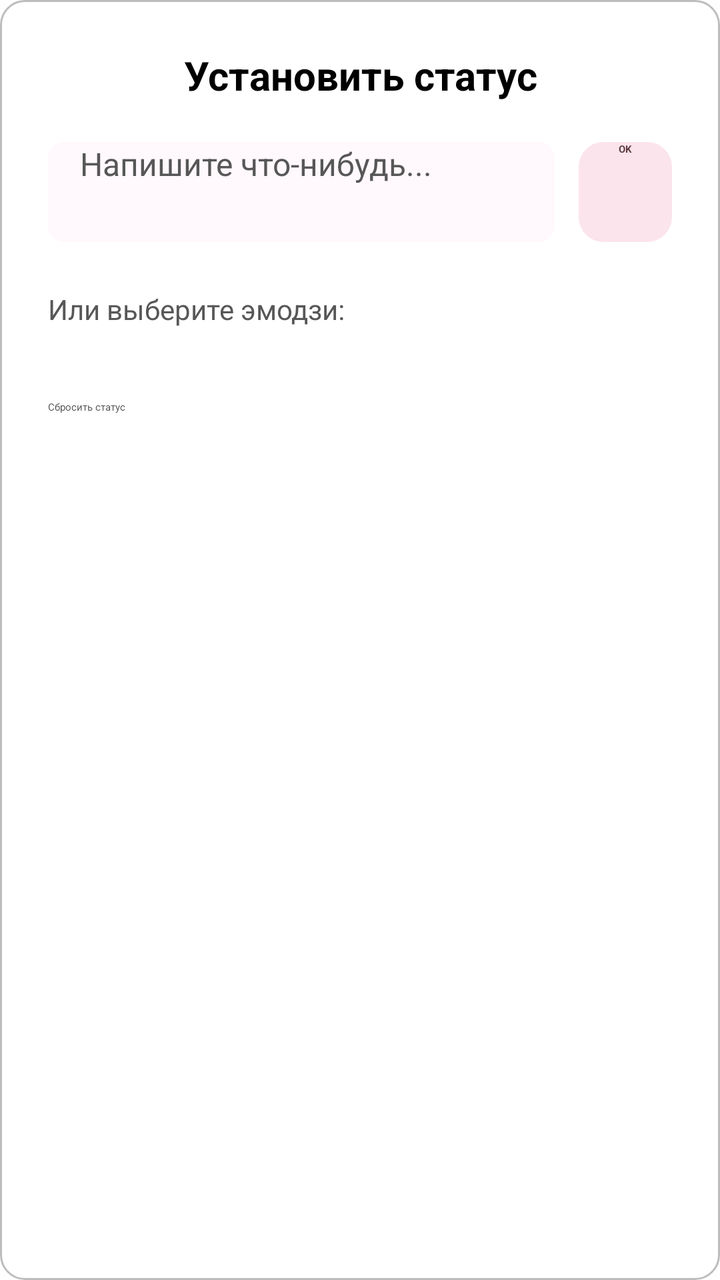
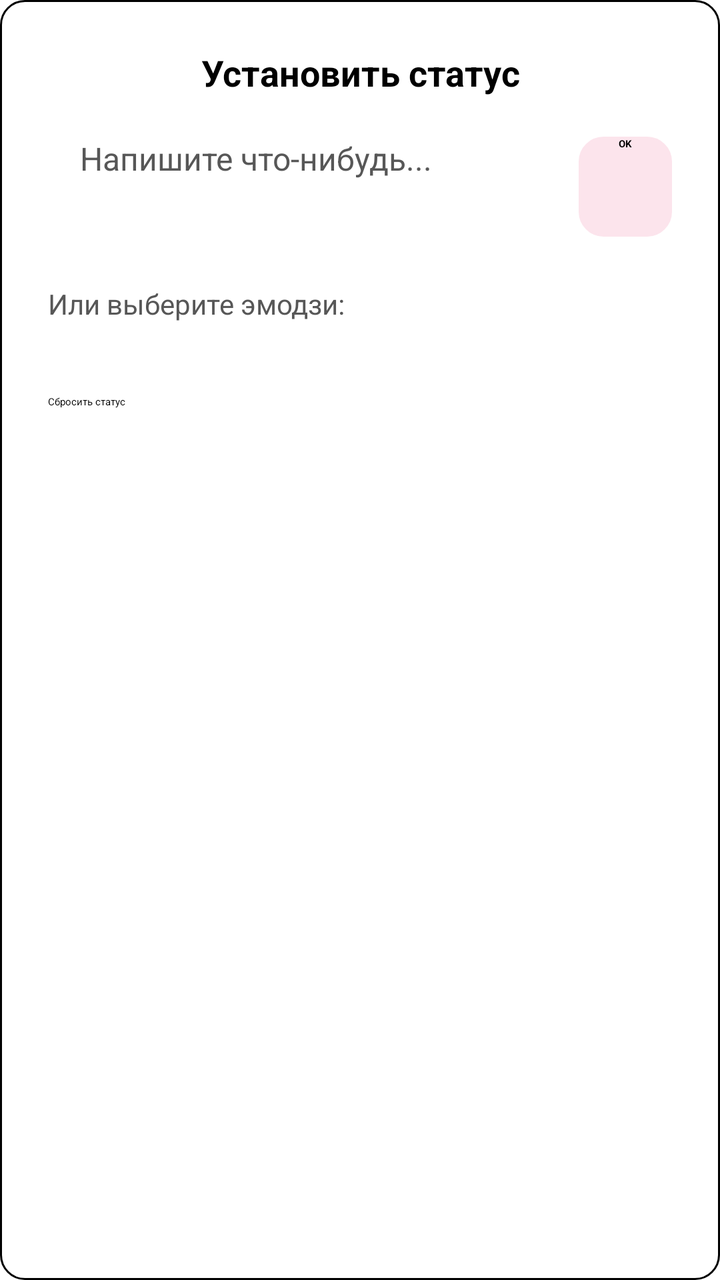

Before-and-after screenshots of an Android layout around one commit, followed by the original layout XML and the change that was made.
<!-- AndroidManifest.xml: application theme Theme.App.Starting -->
<!-- res/layout/dialog_status_picker.xml -->
<?xml version="1.0" encoding="utf-8"?>
<LinearLayout xmlns:android="http://schemas.android.com/apk/res/android"
    android:layout_width="match_parent"
    android:layout_height="wrap_content"
    android:background="@drawable/bg_input_field"
    android:orientation="vertical"
    android:paddingHorizontal="24dp"
    android:paddingTop="24dp"
    android:paddingBottom="32dp">

    <TextView
        android:layout_width="match_parent"
        android:layout_height="wrap_content"
        android:layout_marginBottom="20dp"
        android:gravity="center"
        android:text="Установить статус"
        android:textColor="@color/text_primary"
        android:textSize="20sp"
        android:textStyle="bold" />

    
    <LinearLayout
        android:layout_width="match_parent"
        android:layout_height="wrap_content"
        android:layout_marginBottom="24dp"
        android:gravity="center_vertical"
        android:orientation="horizontal">

        <EditText
            android:id="@+id/etCustomStatus"
            android:layout_width="0dp"
            android:layout_height="50dp"
            android:layout_weight="1"
            android:background="@drawable/bg_input_soft"
            android:hint="Напишите что-нибудь..."
            android:inputType="textCapSentences|textNoSuggestions"
            android:maxLength="20"
            android:paddingHorizontal="16dp"
            android:textColor="@color/text_primary"
            android:textColorHint="@color/text_secondary"
            android:textSize="16sp" />

        <androidx.appcompat.widget.AppCompatButton
            android:id="@+id/btnSaveStatus"
            android:layout_width="wrap_content"
            android:layout_height="50dp"
            android:layout_marginStart="12dp"
            android:background="@drawable/bg_input_field"
            android:backgroundTint="@color/baby_pink"
            android:paddingHorizontal="20dp"
            android:text="OK"
            android:textColor="#5D3A40"
            android:textStyle="bold" />
    </LinearLayout>

    <TextView
        android:layout_width="match_parent"
        android:layout_height="wrap_content"
        android:layout_marginBottom="12dp"
        android:text="Или выберите эмодзи:"
        android:textColor="@color/text_secondary"
        android:textSize="14sp" />

    
    <GridLayout
        android:id="@+id/gridStatuses"
        android:layout_width="wrap_content"
        android:layout_height="wrap_content"
        android:alignmentMode="alignMargins"
        android:columnCount="6"
        android:rowCount="2"
        android:useDefaultMargins="false" />

    <Button
        android:id="@+id/btnClearStatus"
        android:layout_width="match_parent"
        android:layout_height="56dp"
        android:layout_marginTop="24dp"
        android:backgroundTint="#F5F5F5"
        android:text="Сбросить статус"
        android:textColor="@color/text_secondary"
        android:textAllCaps="false"/>

</LinearLayout>
<!-- resources referenced by this layout -->
<resources>
  <color name="baby_pink">#FCE4EC</color>
  <color name="text_primary">#000000</color>
  <color name="text_secondary">#575757</color>
  <!-- drawable bg_input_field (drawable) -->
  <?xml version="1.0" encoding="utf-8"?>
  <shape xmlns:android="http://schemas.android.com/apk/res/android">
  
      <solid android:color="@color/white" />
  
      <corners android:radius="12dp" />
  
      <stroke
          android:width="1dp"
          android:color="@color/nav_icon_inactive" />
  </shape>
  <!-- drawable bg_input_soft (drawable) -->
  <?xml version="1.0" encoding="utf-8"?>
  <shape xmlns:android="http://schemas.android.com/apk/res/android"
      android:shape="rectangle">
      <solid android:color="#26FAD1E6"/> <corners android:radius="8dp"/>
  </shape>
  <style name="Theme.App.Starting" parent="Theme.SplashScreen">
          <item name="windowSplashScreenBackground">@android:color/white</item>
          <item name="windowSplashScreenAnimatedIcon">@drawable/splash_icon</item>
          <item name="windowSplashScreenAnimationDuration">1000</item>
          <item name="postSplashScreenTheme">@style/Theme.OurMemories</item>
      </style>
  <color name="white">#FFFFFF</color>
  <color name="nav_icon_inactive">#BDBDBD</color>
  <!-- drawable splash_icon: png bitmap (drawable, 316944 bytes) -->
  <style name="Theme.OurMemories" parent="Base.Theme.OurMemories" />
  <style name="Base.Theme.OurMemories" parent="Theme.Material3.DayNight.NoActionBar">
          <item name="colorPrimary">@color/primary_lavender</item>
          <item name="colorOnPrimary">@color/white</item>
  
          <item name="android:windowBackground">@color/background_light</item>
          <item name="colorSurface">@color/white</item>
          <item name="colorOnSurface">@color/text_primary</item>
          <item name="colorOnBackground">@color/text_primary</item>
  
          <item name="android:textColorPrimary">@color/text_primary</item>
          <item name="android:textColorSecondary">@color/text_secondary</item>
      </style>
  <color name="primary_lavender">#9C27B0</color>
  <color name="background_light">#F5F5F7</color>
</resources>

<!-- the commit's change to res/layout/dialog_status_picker.xml (unified diff, before → after) -->
@@ -15,7 +15,7 @@
         android:gravity="center"
         android:text="Установить статус"
         android:textColor="@color/text_primary"
-        android:textSize="20sp"
+        android:textSize="18sp"
         android:textStyle="bold" />
 
     
@@ -49,7 +49,7 @@
             android:backgroundTint="@color/baby_pink"
             android:paddingHorizontal="20dp"
             android:text="OK"
-            android:textColor="#5D3A40"
+            android:textColor="@color/text_primary"
             android:textStyle="bold" />
     </LinearLayout>
 
@@ -76,9 +76,9 @@
         android:layout_width="match_parent"
         android:layout_height="56dp"
         android:layout_marginTop="24dp"
-        android:backgroundTint="#F5F5F5"
+        android:backgroundTint="@color/baby_pink"
         android:text="Сбросить статус"
-        android:textColor="@color/text_secondary"
+        android:textColor="@color/text_primary"
         android:textAllCaps="false"/>
 
 </LinearLayout>
<!-- resource entries referenced after the edit -->
@@ -13,13 +13,15 @@
   
       <stroke
           android:width="1dp"
-          android:color="@color/nav_icon_inactive" />
+          android:color="@color/text_primary" />
   </shape>
   <!-- drawable bg_input_soft (drawable) -->
   <?xml version="1.0" encoding="utf-8"?>
   <shape xmlns:android="http://schemas.android.com/apk/res/android"
       android:shape="rectangle">
-      <solid android:color="#26FAD1E6"/> <corners android:radius="8dp"/>
+      <solid android:color="@color/white" />
+      <corners android:color="@color/baby_pink" />
+      <corners android:radius="8dp" />
   </shape>
   <style name="Theme.App.Starting" parent="Theme.SplashScreen">
           <item name="windowSplashScreenBackground">@android:color/white</item>
@@ -28,7 +30,6 @@
           <item name="postSplashScreenTheme">@style/Theme.OurMemories</item>
       </style>
   <color name="white">#FFFFFF</color>
-  <color name="nav_icon_inactive">#BDBDBD</color>
   <!-- drawable splash_icon: png bitmap (drawable, 316944 bytes) -->
   <style name="Theme.OurMemories" parent="Base.Theme.OurMemories" />
   <style name="Base.Theme.OurMemories" parent="Theme.Material3.DayNight.NoActionBar">
